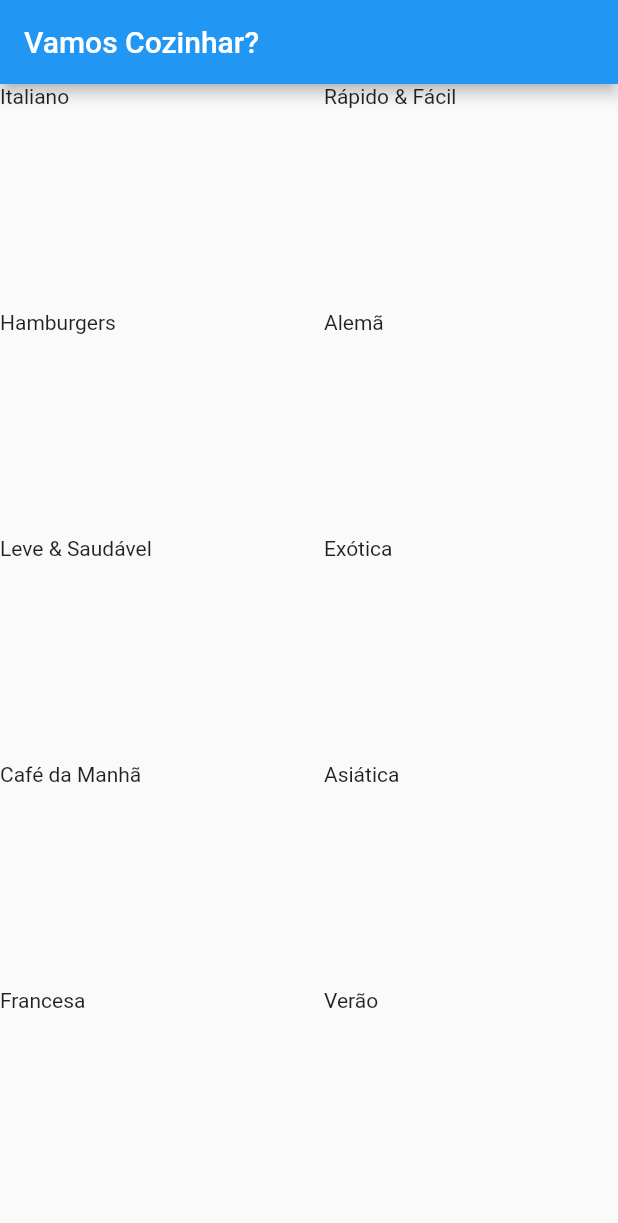
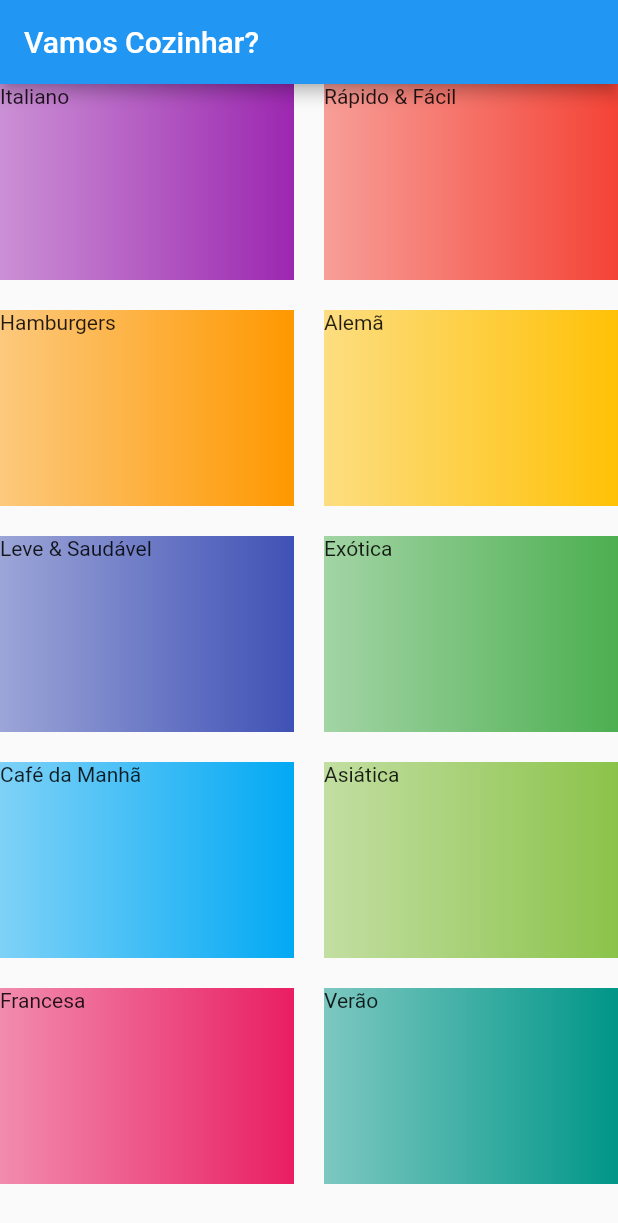
Before and after one commit to enilsonfilho/restaurant-app, a Flutter app: the screen it shows after launch, on a phone screen of 412 x 824 dp. Shown: the top 1223 px of the screen. Run offline on Flutter 3.47's test engine with Material 2 defaults, Android fonts, the light colour scheme and no system bars.

Commit message:
feat: add BoxDecoration

```diff
--- a/lib/components/category_item.dart
+++ b/lib/components/category_item.dart
@@ -10,8 +10,14 @@ class CategoryItem extends StatelessWidget {
   @override
   Widget build(BuildContext context) {
     return Container(
-      child: Text(
-        category.title,
+      child: Text(category.title),
+      decoration: BoxDecoration(
+        gradient: LinearGradient(
+          colors: [
+            category.color.withOpacity(0.5),
+            category.color,
+          ],
+        )
       ),
     );
   }
```
